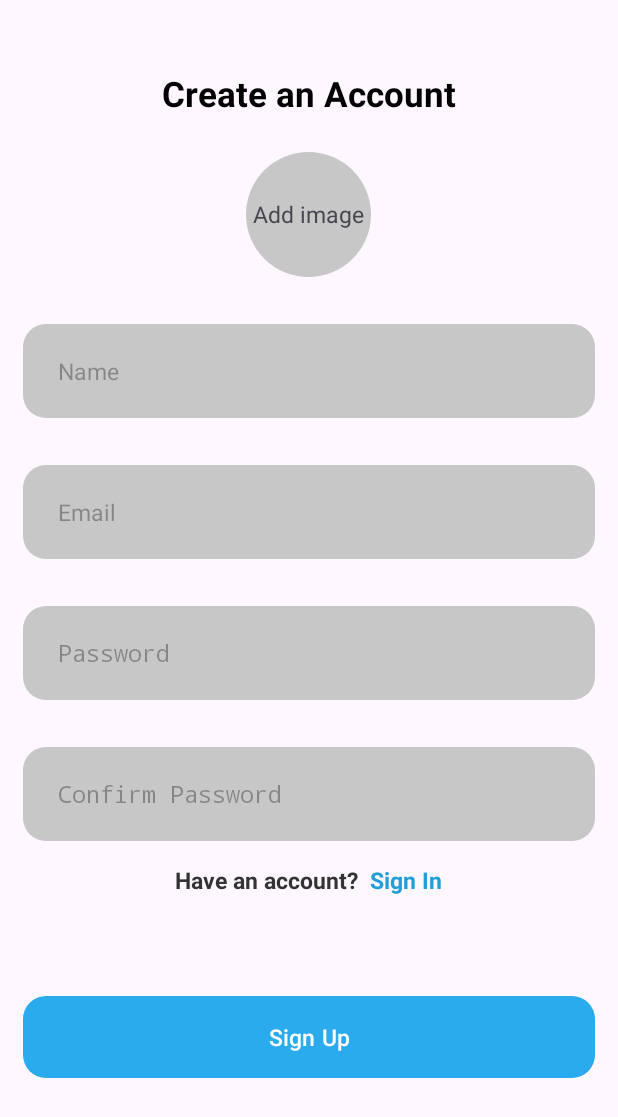
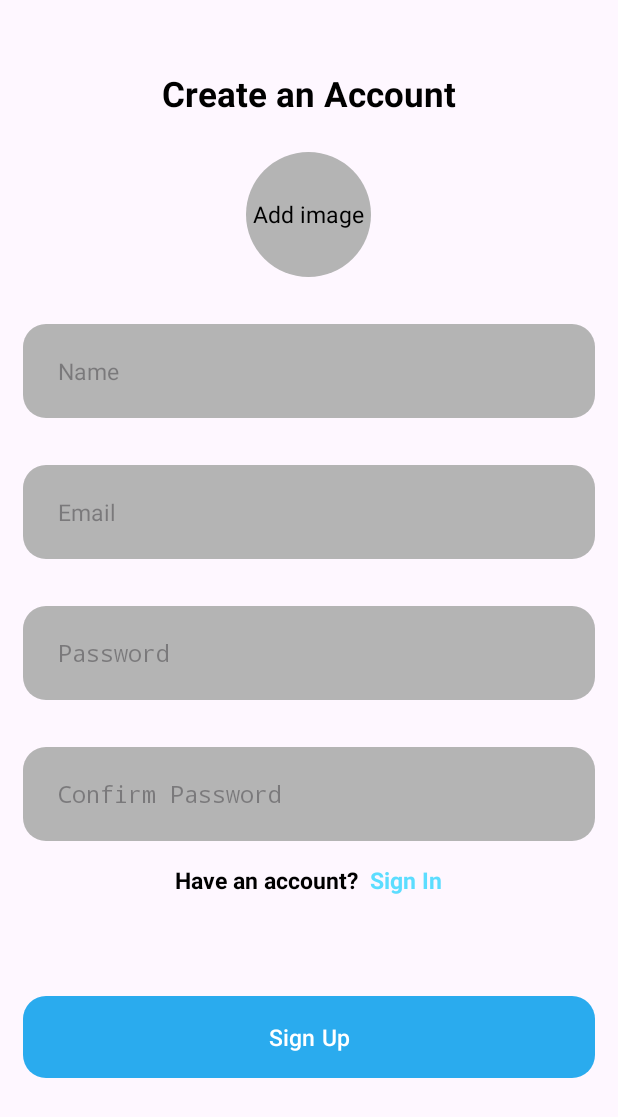
Before and after one commit to Diaz1401/SimpleChat, an Android app: the SignUpActivity screen opened directly, with no data from a screen before it, on a phone screen of 412 x 824 dp. Shown: the top 1117 px of the screen. Run offline under Robolectric (Android 15) with nearby library versions, the phone set to English and light mode, and no system bars; our stand-ins replace Firebase (no records; nobody signed in at launch, a user with empty details on screens opened directly), sdp/ssp sizes; plain views replace RoundedImageView.

Commit message:
Customize application theme

```diff
--- a/app/src/main/res/drawable/background_image.xml
+++ /dev/null
@@ -1,5 +0,0 @@
-<?xml version="1.0" encoding="utf-8"?>
-<shape xmlns:android="http://schemas.android.com/apk/res/android"
-    android:shape="oval">
-    <solid android:color="@color/colorGreyLight"/>
-</shape>
--- /dev/null
+++ b/app/src/main/res/drawable/background_image_dark.xml
@@ -0,0 +1,5 @@
+<?xml version="1.0" encoding="utf-8"?>
+<shape xmlns:android="http://schemas.android.com/apk/res/android"
+    android:shape="oval">
+    <solid android:color="@color/colorGreyLight"/>
+</shape>
--- /dev/null
+++ b/app/src/main/res/drawable/background_image_light.xml
@@ -0,0 +1,5 @@
+<?xml version="1.0" encoding="utf-8"?>
+<shape xmlns:android="http://schemas.android.com/apk/res/android"
+    android:shape="oval">
+    <solid android:color="@color/colorGreyLight"/>
+</shape>
--- a/app/src/main/res/drawable/background_input.xml
+++ /dev/null
@@ -1,7 +0,0 @@
-<?xml version="1.0" encoding="utf-8"?>
-<shape xmlns:android="http://schemas.android.com/apk/res/android"
-    android:shape="rectangle">
-    <solid android:color="@color/colorGreyLight"/>
-    <corners android:radius="@dimen/_12sdp"/>
-
-</shape>
--- /dev/null
+++ b/app/src/main/res/drawable/background_input_dark.xml
@@ -0,0 +1,6 @@
+<?xml version="1.0" encoding="utf-8"?>
+<shape xmlns:android="http://schemas.android.com/apk/res/android"
+    android:shape="rectangle">
+    <solid android:color="@color/colorGreyDark"/>
+    <corners android:radius="@dimen/_12sdp"/>
+</shape>
--- /dev/null
+++ b/app/src/main/res/drawable/background_input_light.xml
@@ -0,0 +1,6 @@
+<?xml version="1.0" encoding="utf-8"?>
+<shape xmlns:android="http://schemas.android.com/apk/res/android"
+    android:shape="rectangle">
+    <solid android:color="@color/colorGreyLight"/>
+    <corners android:radius="@dimen/_12sdp"/>
+</shape>
--- a/app/src/main/res/layout/activity_sign_in.xml
+++ b/app/src/main/res/layout/activity_sign_in.xml
@@ -21,7 +21,6 @@
             android:layout_height="wrap_content"
             android:layout_marginTop="@dimen/_48sdp"
             android:text="Welcome to Simple Chat"
-            android:textColor="@color/colorBlack"
             android:textStyle="bold"
             android:textSize="@dimen/_18ssp"/>
         <TextView
@@ -29,7 +28,6 @@
             android:layout_height="wrap_content"
             android:layout_marginTop="@dimen/_6sdp"
             android:text="Login to continue"
-            android:textColor="@color/colorGreyLight"
             android:textStyle="bold"
             android:textSize="@dimen/_12ssp"/>
         <EditText
@@ -37,28 +35,26 @@
             android:layout_width="match_parent"
             android:layout_height="@dimen/_48sdp"
             android:layout_marginTop="@dimen/_48sdp"
-            android:background="@drawable/background_input"
             android:hint="Email"
+            style="@style/CustomText"
             android:imeOptions="actionNext"
             android:importantForAutofill="no"
             android:inputType="textEmailAddress"
             android:paddingStart="@dimen/_18sdp"
             android:paddingEnd="@dimen/_18sdp"
-            android:textColor="@color/colorBlack"
             android:textSize="@dimen/_12sdp"/>
         <EditText
             android:id="@+id/inputPassword"
             android:layout_width="match_parent"
             android:layout_height="@dimen/_48sdp"
             android:layout_marginTop="@dimen/_24sdp"
-            android:background="@drawable/background_input"
             android:hint="Password"
+            style="@style/CustomText"
             android:imeOptions="actionDone"
             android:importantForAutofill="no"
             android:inputType="textPassword"
             android:paddingStart="@dimen/_18sdp"
             android:paddingEnd="@dimen/_18sdp"
-            android:textColor="@color/colorBlack"
             android:textSize="@dimen/_12sdp"
             android:fontFamily="monospace"/>
         <LinearLayout
@@ -71,7 +67,6 @@
                 android:layout_width="wrap_content"
                 android:layout_height="wrap_content"
                 android:text="Don't have an account?"
-                android:textColor="@color/colorGreyDark"
                 android:textStyle="bold"
                 android:textSize="@dimen/_12ssp"/>
             <TextView
@@ -79,10 +74,10 @@
                 android:layout_width="wrap_content"
                 android:layout_height="wrap_content"
                 android:text=" Create an account"
-                android:textColor="@color/colorPrimaryDark"
                 android:textStyle="bold"
                 android:clickable="true"
                 android:focusable="true"
+                style="@style/CustomTextClick"
                 android:textSize="@dimen/_12ssp"/>
         </LinearLayout>
         <com.google.android.material.button.MaterialButton
@@ -90,9 +85,9 @@
             android:layout_width="match_parent"
             android:layout_height="@dimen/_48sdp"
             android:layout_marginTop="@dimen/_48sdp"
-            android:textColor="@color/colorWhite"
             android:text="Sign In"
             android:textSize="@dimen/_12ssp"
+            style="@style/CustomButton"
             app:cornerRadius="@dimen/_12sdp"/>
     </LinearLayout>
 
--- a/app/src/main/res/layout/activity_sign_up.xml
+++ b/app/src/main/res/layout/activity_sign_up.xml
@@ -21,7 +21,6 @@
             android:layout_height="wrap_content"
             android:layout_marginTop="@dimen/_24sdp"
             android:text="Create an Account"
-            android:textColor="@color/colorBlack"
             android:textStyle="bold"
             android:textSize="@dimen/_18ssp"/>
         <FrameLayout
@@ -33,7 +32,7 @@
                 android:id="@+id/imgProfile"
                 android:layout_width="@dimen/_64sdp"
                 android:layout_height="@dimen/_64sdp"
-                android:background="@drawable/background_image"
+                android:background="@drawable/background_image_light"
                 android:scaleType="centerCrop"
                 app:riv_oval="true"/>
             <TextView
@@ -50,58 +49,58 @@
             android:layout_width="match_parent"
             android:layout_height="@dimen/_48sdp"
             android:layout_marginTop="@dimen/_24sdp"
-            android:background="@drawable/background_input"
+            android:background="@drawable/background_input_light"
             android:hint="Name"
             android:imeOptions="actionNext"
             android:importantForAutofill="no"
             android:inputType="textEmailAddress"
             android:paddingStart="@dimen/_18sdp"
             android:paddingEnd="@dimen/_18sdp"
-            android:textColor="@color/colorBlack"
+            style="@style/CustomText"
             android:textSize="@dimen/_12sdp"/>
         <EditText
             android:id="@+id/inputEmail"
             android:layout_width="match_parent"
             android:layout_height="@dimen/_48sdp"
             android:layout_marginTop="@dimen/_24sdp"
-            android:background="@drawable/background_input"
+            android:background="@drawable/background_input_light"
             android:hint="Email"
             android:imeOptions="actionNext"
             android:importantForAutofill="no"
             android:inputType="textEmailAddress"
             android:paddingStart="@dimen/_18sdp"
             android:paddingEnd="@dimen/_18sdp"
-            android:textColor="@color/colorBlack"
+            style="@style/CustomText"
             android:textSize="@dimen/_12sdp"/>
         <EditText
             android:id="@+id/inputPassword"
             android:layout_width="match_parent"
             android:layout_height="@dimen/_48sdp"
             android:layout_marginTop="@dimen/_24sdp"
-            android:background="@drawable/background_input"
+            android:background="@drawable/background_input_light"
             android:hint="Password"
             android:imeOptions="actionNext"
             android:importantForAutofill="no"
             android:inputType="textPassword"
             android:paddingStart="@dimen/_18sdp"
             android:paddingEnd="@dimen/_18sdp"
-            android:textColor="@color/colorBlack"
             android:textSize="@dimen/_12sdp"
+            style="@style/CustomText"
             android:fontFamily="monospace"/>
         <EditText
             android:id="@+id/inputConfirmPassword"
             android:layout_width="match_parent"
             android:layout_height="@dimen/_48sdp"
             android:layout_marginTop="@dimen/_24sdp"
-            android:background="@drawable/background_input"
+            android:background="@drawable/background_input_light"
             android:hint="Confirm Password"
             android:imeOptions="actionDone"
             android:importantForAutofill="no"
             android:inputType="textPassword"
             android:paddingStart="@dimen/_18sdp"
             android:paddingEnd="@dimen/_18sdp"
-            android:textColor="@color/colorBlack"
             android:textSize="@dimen/_12sdp"
+            style="@style/CustomText"
             android:fontFamily="monospace"/>
         <LinearLayout
             android:layout_width="wrap_content"
@@ -113,7 +112,6 @@
                 android:layout_width="wrap_content"
                 android:layout_height="wrap_content"
                 android:text="Have an account? "
-                android:textColor="@color/colorGreyDark"
                 android:textStyle="bold"
                 android:textSize="@dimen/_12ssp"/>
             <TextView
@@ -121,10 +119,10 @@
                 android:layout_width="wrap_content"
                 android:layout_height="wrap_content"
                 android:text=" Sign In"
-                android:textColor="@color/colorPrimaryDark"
                 android:textStyle="bold"
                 android:clickable="true"
                 android:focusable="true"
+                style="@style/CustomTextClick"
                 android:textSize="@dimen/_12ssp"/>
         </LinearLayout>
         <com.google.android.material.button.MaterialButton
@@ -132,9 +130,9 @@
             android:layout_width="match_parent"
             android:layout_height="@dimen/_48sdp"
             android:layout_marginTop="@dimen/_48sdp"
-            android:textColor="@color/colorWhite"
             android:text="Sign Up"
             android:textSize="@dimen/_12ssp"
+            style="@style/CustomButton"
             app:cornerRadius="@dimen/_12sdp"/>
     </LinearLayout>
 
--- a/app/src/main/res/values-night/themes.xml
+++ b/app/src/main/res/values-night/themes.xml
@@ -1,8 +1,21 @@
 <resources xmlns:tools="http://schemas.android.com/tools">
     <!-- Base application theme. -->
     <style name="Base.Theme.SimpleChat" parent="Theme.Material3.DayNight.NoActionBar">
-        <!-- Customize your dark theme here. -->
-        <item name="colorPrimary">@color/colorPrimary</item>
-        <item name="android:statusBarColor" >@color/colorPrimary</item>
+        <!-- Customize dark theme here. -->
+        <item name="colorPrimary">@color/colorPrimaryDark</item>
+        <item name="android:textColor">@color/colorWhite</item>
+        <item name="android:statusBarColor">@color/colorPrimaryDark</item>
+    </style>
+
+    <style name="CustomText" parent="Widget.AppCompat.TextView">
+        <item name="android:background">@drawable/background_input_dark</item>
+    </style>
+
+    <style name="CustomTextClick" parent="Widget.AppCompat.TextView">
+        <item name="android:textColor">@color/colorPrimaryLighter</item>
+    </style>
+
+    <style name="CustomButton" parent="Widget.Material3.Button">
+        <item name="android:textColor">@color/colorWhite</item>
     </style>
 </resources>
--- a/app/src/main/res/values/colors.xml
+++ b/app/src/main/res/values/colors.xml
@@ -1,11 +1,12 @@
 <?xml version="1.0" encoding="utf-8"?>
 <resources>
-    <color name="colorPrimary">#2AABEE</color>
-    <color name="colorPrimaryDark">#229ED9</color>
-    <color name="colorText">#FFFFFF</color>
+    <color name="colorPrimaryLighter">#5CDDFF</color>
+    <color name="colorPrimaryLight">#2AABEE</color>
+    <color name="colorPrimaryDark">#0E4A5D</color>
+    <color name="colorPrimaryDarker">#00182B</color>
     <color name="colorWhite">#FFFFFF</color>
     <color name="colorBlack">#000000</color>
-    <color name="colorGreyLight">#C7C7C7</color>
-    <color name="colorGreyDark">#333333</color>
+    <color name="colorGreyLight">#B4B4B4</color>
+    <color name="colorGreyDark">#4B4B4B</color>
     <color name="colorError">#FF0000</color>
 </resources>
--- a/app/src/main/res/values/themes.xml
+++ b/app/src/main/res/values/themes.xml
@@ -1,10 +1,22 @@
 <resources xmlns:tools="http://schemas.android.com/tools">
     <!-- Base application theme. -->
     <style name="Base.Theme.SimpleChat" parent="Theme.Material3.DayNight.NoActionBar">
-        <!-- Customize your dark theme here. -->
-        <item name="colorPrimary">@color/colorPrimary</item>
-        <item name="android:statusBarColor">@color/colorPrimary</item>
+        <!-- Customize dark theme here. -->
+        <item name="colorPrimary">@color/colorPrimaryLight</item>
+        <item name="android:textColor">@color/colorBlack</item>
+        <item name="android:statusBarColor">@color/colorPrimaryLight</item>
     </style>
 
+    <style name="CustomText" parent="Widget.AppCompat.TextView">
+        <item name="android:background">@drawable/background_input_light</item>
+    </style>
+
+    <style name="CustomTextClick" parent="Widget.AppCompat.TextView">
+        <item name="android:textColor">@color/colorPrimaryLighter</item>
+    </style>
+
+    <style name="CustomButton" parent="Widget.Material3.Button">
+        <item name="android:textColor">@color/colorWhite</item>
+    </style>
     <style name="Theme.SimpleChat" parent="Base.Theme.SimpleChat" />
 </resources>
```
